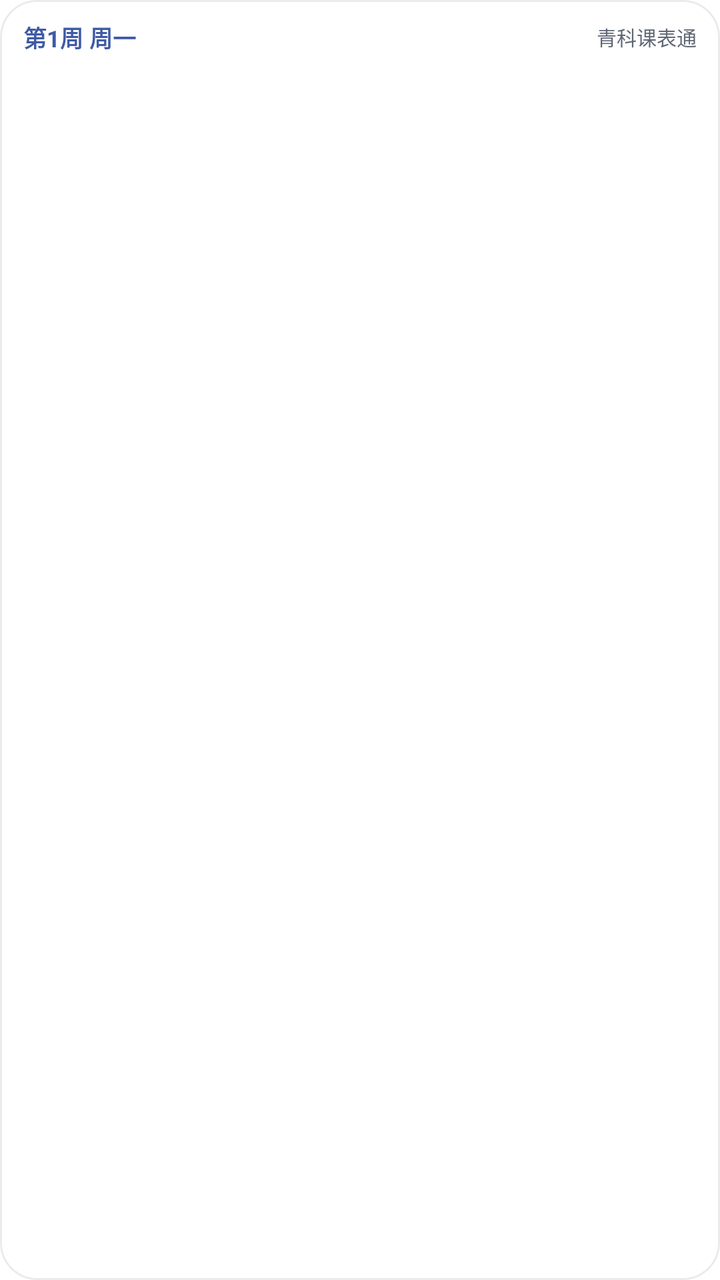
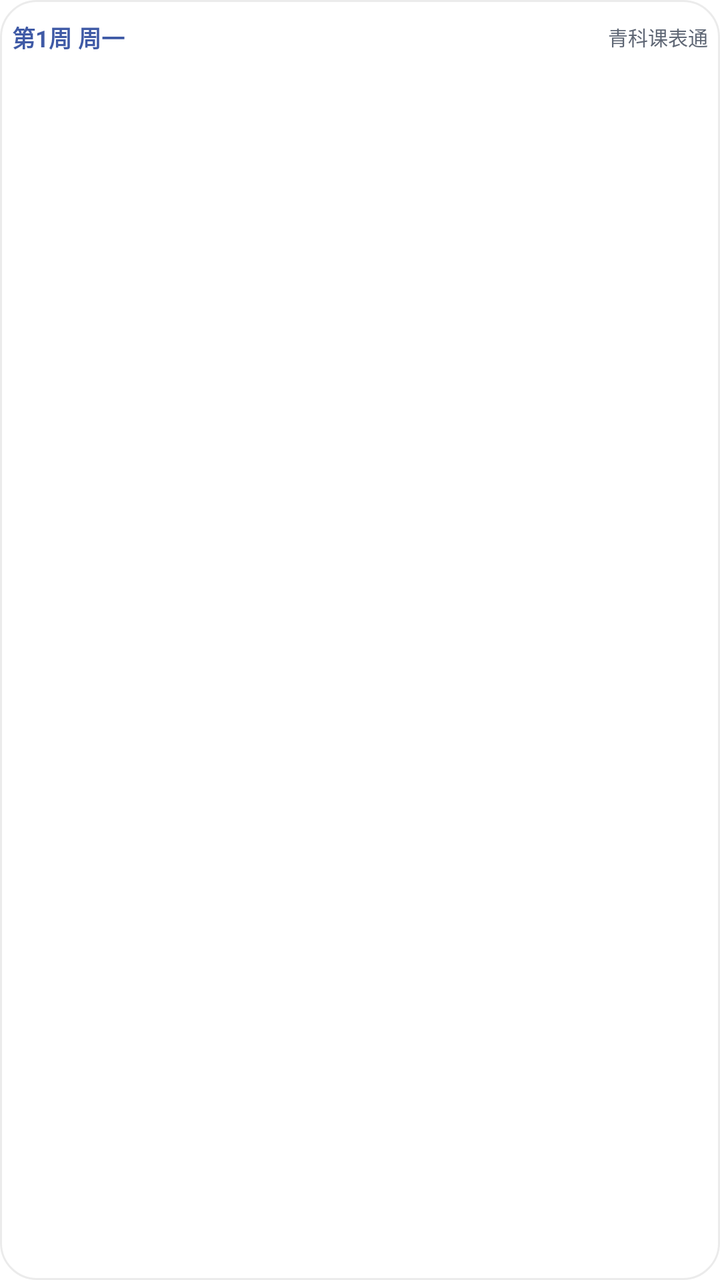

Screens rendered from an Android XML layout before and after an edit, with the pre-edit source and the edit as a unified diff.
<!-- AndroidManifest.xml: fallback theme Theme.MaterialComponents.DayNight.NoActionBar -->
<!-- res/layout/widget_today.xml -->
<?xml version="1.0" encoding="utf-8"?>
<FrameLayout xmlns:android="http://schemas.android.com/apk/res/android"
    android:id="@+id/widget_today_root"
    android:layout_width="match_parent"
    android:layout_height="match_parent">

    <ImageView
        android:id="@+id/widget_today_bg"
        android:layout_width="match_parent"
        android:layout_height="match_parent"
        android:contentDescription="@string/widget_today_label"
        android:scaleType="fitXY"
        android:src="@drawable/widget_preview_card" />

    <LinearLayout
        android:id="@+id/widget_today_content"
        android:layout_width="match_parent"
        android:layout_height="match_parent"
        android:orientation="vertical"
        android:paddingStart="11.5dp"
        android:paddingTop="10dp"
        android:paddingEnd="11.5dp"
        android:paddingBottom="1dp">

        <LinearLayout
            android:id="@+id/widget_today_header"
            android:layout_width="match_parent"
            android:layout_height="wrap_content"
            android:gravity="center_vertical"
            android:orientation="horizontal"
            android:paddingBottom="5dp">

            <TextView
                android:id="@+id/widget_today_header_badge"
                android:layout_width="wrap_content"
                android:layout_height="wrap_content"
                android:layout_marginEnd="5dp"
                android:background="@drawable/widget_pill_bg"
                android:includeFontPadding="false"
                android:maxLines="1"
                android:paddingStart="5dp"
                android:paddingTop="1.5dp"
                android:paddingEnd="5dp"
                android:paddingBottom="1.5dp"
                android:textSize="9dp"
                android:textStyle="bold"
                android:visibility="gone" />

            <TextView
                android:id="@+id/widget_today_title"
                android:layout_width="0dp"
                android:layout_height="wrap_content"
                android:layout_weight="1"
                android:ellipsize="end"
                android:includeFontPadding="false"
                android:maxLines="1"
                android:text="第1周 周一"
                android:textColor="#FF3F5AA6"
                android:textSize="11.5dp"
                android:textStyle="bold" />

            <TextView
                android:id="@+id/widget_today_subtitle"
                android:layout_width="wrap_content"
                android:layout_height="wrap_content"
                android:layout_marginStart="6dp"
                android:ellipsize="end"
                android:includeFontPadding="false"
                android:maxLines="1"
                android:text="青科课表通"
                android:textColor="#FF5F6775"
                android:textSize="10dp" />
        </LinearLayout>

        <LinearLayout
            android:id="@+id/widget_today_compact_cue_box"
            android:layout_width="match_parent"
            android:layout_height="wrap_content"
            android:orientation="horizontal"
            android:paddingBottom="3dp"
            android:visibility="gone">

            <TextView
                android:id="@+id/widget_today_compact_cue"
                android:layout_width="wrap_content"
                android:layout_height="wrap_content"
                android:background="@drawable/widget_pill_bg"
                android:includeFontPadding="false"
                android:maxLines="1"
                android:paddingStart="5dp"
                android:paddingTop="1dp"
                android:paddingEnd="5dp"
                android:paddingBottom="1dp"
                android:textSize="8.5dp"
                android:textStyle="bold" />
        </LinearLayout>

        <ListView
            android:id="@+id/widget_today_list"
            android:layout_width="match_parent"
            android:layout_height="0dp"
            android:layout_weight="1"
            android:divider="@null"
            android:dividerHeight="0dp"
            android:scrollbars="none" />

        <LinearLayout
            android:id="@+id/widget_today_empty_box"
            android:layout_width="match_parent"
            android:layout_height="0dp"
            android:layout_weight="1"
            android:gravity="center"
            android:orientation="vertical"
            android:visibility="gone">

            <TextView
                android:id="@+id/widget_today_empty_text"
                android:layout_width="match_parent"
                android:layout_height="wrap_content"
                android:ellipsize="end"
                android:gravity="center"
                android:maxLines="3"
                android:textColor="#FF5F6775"
                android:textSize="11.5dp" />
        </LinearLayout>

        <LinearLayout
            android:id="@+id/widget_today_exam_box"
            android:layout_width="match_parent"
            android:layout_height="0dp"
            android:layout_weight="1"
            android:gravity="center_vertical"
            android:orientation="vertical"
            android:visibility="gone">

            <LinearLayout
                android:id="@+id/widget_today_exam_card"
                android:layout_width="match_parent"
                android:layout_height="wrap_content"
                android:background="@drawable/widget_exam_card_bg"
                android:orientation="vertical"
                android:padding="10dp">

                <TextView
                    android:id="@+id/widget_today_exam_badge"
                    android:layout_width="wrap_content"
                    android:layout_height="wrap_content"
                    android:ellipsize="end"
                    android:maxLines="1"
                    android:textColor="#FFE65100"
                    android:textSize="9.5dp"
                    android:textStyle="bold" />

                <TextView
                    android:id="@+id/widget_today_exam_title"
                    android:layout_width="match_parent"
                    android:layout_height="wrap_content"
                    android:layout_marginTop="3dp"
                    android:ellipsize="end"
                    android:maxLines="2"
                    android:textColor="#FF1A1D24"
                    android:textSize="12.5dp"
                    android:textStyle="bold" />

                <TextView
                    android:id="@+id/widget_today_exam_meta"
                    android:layout_width="match_parent"
                    android:layout_height="wrap_content"
                    android:layout_marginTop="3dp"
                    android:ellipsize="end"
                    android:maxLines="2"
                    android:textColor="#FF5F6775"
                    android:textSize="10dp" />
            </LinearLayout>
        </LinearLayout>
    </LinearLayout>
</FrameLayout>
<!-- resources referenced by this layout -->
<resources>
  <!-- drawable widget_exam_card_bg (drawable) -->
  <?xml version="1.0" encoding="utf-8"?>
  <shape xmlns:android="http://schemas.android.com/apk/res/android"
      android:shape="rectangle">
      <solid android:color="#FFFFFFFF" />
      <corners android:radius="12dp" />
  </shape>
  <!-- drawable widget_pill_bg (drawable) -->
  <?xml version="1.0" encoding="utf-8"?>
  <shape xmlns:android="http://schemas.android.com/apk/res/android"
      android:shape="rectangle">
      <solid android:color="#FFFFFFFF" />
      <corners android:radius="6dp" />
  </shape>
  <!-- drawable widget_preview_card (drawable) -->
  <?xml version="1.0" encoding="utf-8"?>
  <shape xmlns:android="http://schemas.android.com/apk/res/android"
      android:shape="rectangle">
      <solid android:color="#FFFFFFFF" />
      <corners android:radius="18dp" />
      <stroke
          android:width="1dp"
          android:color="#14000000" />
  </shape>
  <string name="widget_today_label">今日课表</string>
</resources>

<!-- the commit's change to res/layout/widget_today.xml (unified diff, before → after) -->
@@ -17,9 +17,9 @@
         android:layout_width="match_parent"
         android:layout_height="match_parent"
         android:orientation="vertical"
-        android:paddingStart="11.5dp"
+        android:paddingStart="6dp"
         android:paddingTop="10dp"
-        android:paddingEnd="11.5dp"
+        android:paddingEnd="6dp"
         android:paddingBottom="1dp">
 
         <LinearLayout
@@ -95,14 +95,20 @@
                 android:textStyle="bold" />
         </LinearLayout>
 
-        <ListView
-            android:id="@+id/widget_today_list"
+        <FrameLayout
+            android:id="@+id/widget_today_list_container"
             android:layout_width="match_parent"
             android:layout_height="0dp"
-            android:layout_weight="1"
-            android:divider="@null"
-            android:dividerHeight="0dp"
-            android:scrollbars="none" />
+            android:layout_weight="1">
+
+            <ListView
+                android:id="@+id/widget_today_list"
+                android:layout_width="match_parent"
+                android:layout_height="wrap_content"
+                android:divider="@null"
+                android:dividerHeight="0dp"
+                android:scrollbars="none" />
+        </FrameLayout>
 
         <LinearLayout
             android:id="@+id/widget_today_empty_box"
